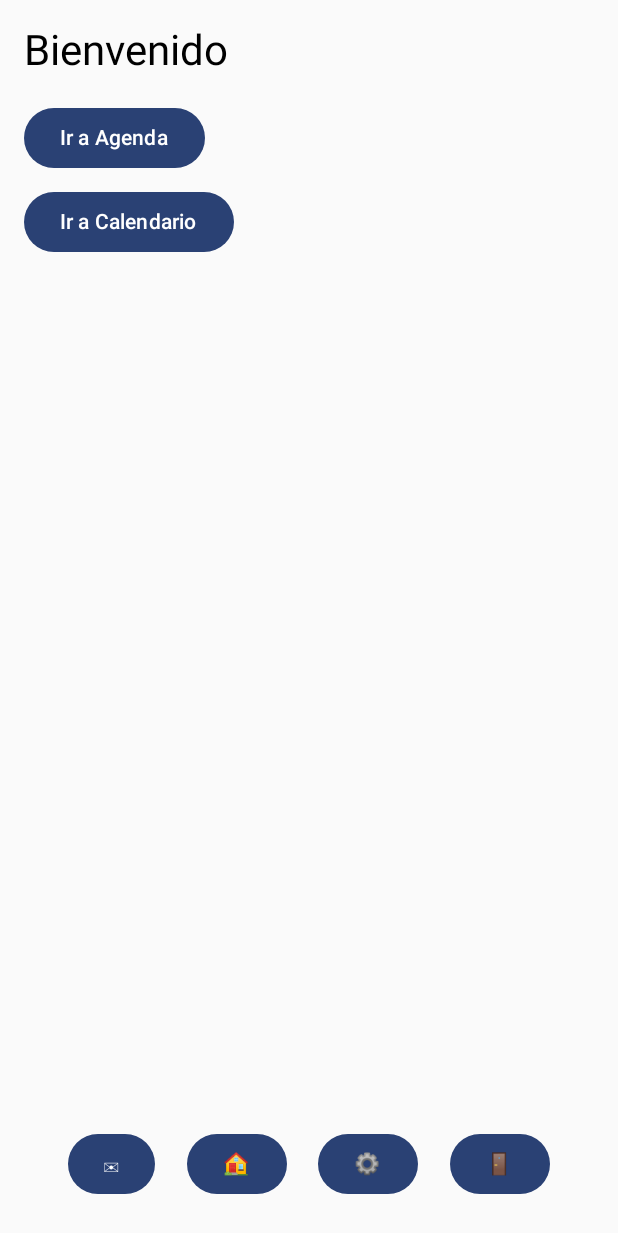
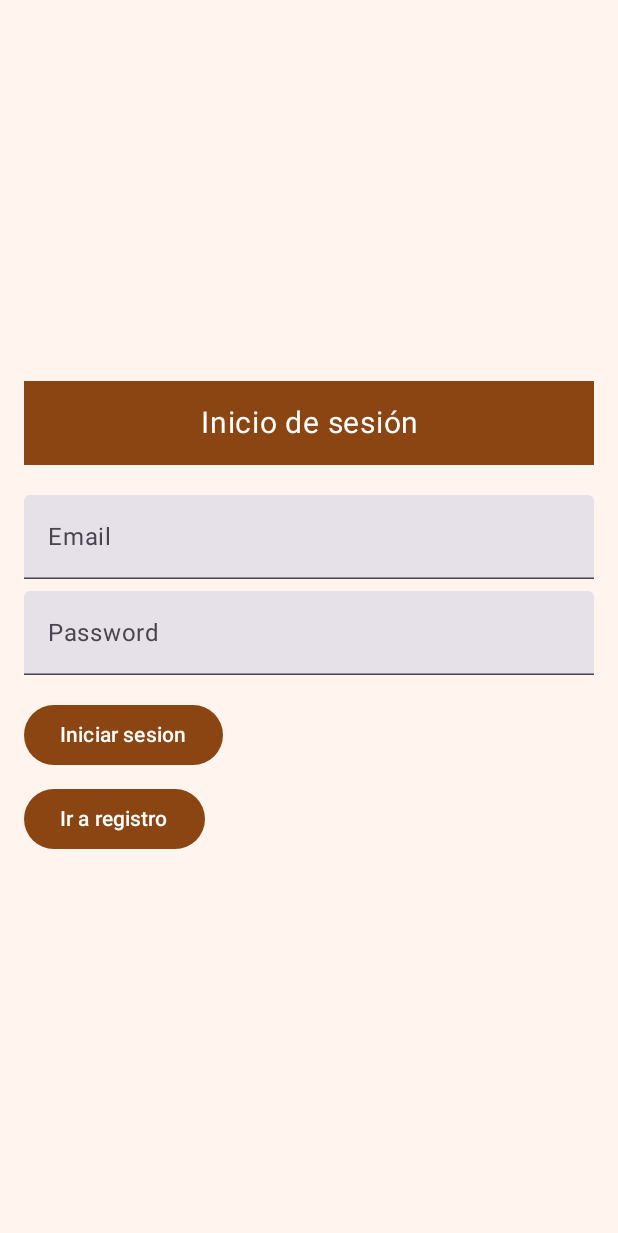
Before and after one commit to displayboi/CRM_Android, an Android app built with Jetpack Compose: the screen it shows after launch (MainActivity), on a phone screen of 412 x 824 dp. Shown: the top 1233 px of the screen. Run offline under Robolectric (Android 15) with nearby library versions, the phone set to English and light mode, and no system bars; our stand-ins replace Firebase (no records; nobody signed in at launch, a user with empty details on screens opened directly).

```diff
--- a/app/src/main/java/com/example/crm_bueno2/navigation/NavGraph.kt
+++ b/app/src/main/java/com/example/crm_bueno2/navigation/NavGraph.kt
@@ -16,7 +16,7 @@ import com.example.crm_bueno2.screens.SettingsPage
 fun NavGraph(onThemeChange: () -> Unit) {
     val navController = rememberNavController()
 
-    NavHost(navController = navController, startDestination = "home") {
+    NavHost(navController = navController, startDestination = "login") {
         composable("home") { HomePage(navController) }
         composable("agenda") { AgendaPage(navController) }
         composable("calendar") { CalendarPage(navController) }
--- a/app/src/main/java/com/example/crm_bueno2/screens/LoginPage.kt
+++ b/app/src/main/java/com/example/crm_bueno2/screens/LoginPage.kt
@@ -1,11 +1,14 @@
 package com.example.crm_bueno2.screens
 
+import androidx.compose.foundation.background
 import androidx.compose.foundation.layout.*
 import androidx.compose.material3.*
 import androidx.compose.runtime.*
 import androidx.compose.ui.Modifier
+import androidx.compose.ui.text.input.PasswordVisualTransformation
 import androidx.compose.ui.unit.dp
 import androidx.navigation.NavController
+import com.example.crm_bueno2.components.Header
 import com.google.firebase.auth.FirebaseAuth
 
 @Composable
@@ -16,9 +19,17 @@ fun LoginPage(navController: NavController) {
     var errorMessage by remember { mutableStateOf<String?>(null) }
 
     Column(
-        modifier = Modifier.fillMaxSize().padding(16.dp),
+
+        modifier = Modifier.fillMaxSize().background(MaterialTheme.colorScheme.background),
         verticalArrangement = Arrangement.Center
     ) {
+        Column(
+
+            modifier = Modifier.fillMaxSize().padding(16.dp),
+            verticalArrangement = Arrangement.Center
+        ) {
+        Header("Inicio de sesión")
+        Spacer(modifier = Modifier.height(20.dp))
         TextField(
             value = email,
             onValueChange = { email = it },
@@ -30,10 +41,22 @@ fun LoginPage(navController: NavController) {
             value = password,
             onValueChange = { password = it },
             label = { Text("Password") },
-            modifier = Modifier.fillMaxWidth()
+            modifier = Modifier.fillMaxWidth(),
+            visualTransformation = PasswordVisualTransformation()
         )
         Spacer(modifier = Modifier.height(16.dp))
         Button(onClick = {
+            if (email.isBlank()) {
+
+                errorMessage = "El correo no puede estar vacío"
+
+
+            } else if (password.isBlank()) {
+
+                errorMessage =  "La contraseña no puede estar vacía"
+
+
+            } else {
             auth.signInWithEmailAndPassword(email, password)
                 .addOnCompleteListener { task ->
                     if (task.isSuccessful) {
@@ -41,7 +64,7 @@ fun LoginPage(navController: NavController) {
                     } else {
                         errorMessage = task.exception?.message
                     }
-                }
+                }}
         }) {
             Text("Iniciar sesion")
         }
@@ -51,4 +74,4 @@ fun LoginPage(navController: NavController) {
         }
         errorMessage?.let { Text(it, color = MaterialTheme.colorScheme.error) }
     }
-}
+}}
--- a/app/src/main/java/com/example/crm_bueno2/ui/theme/Color.kt
+++ b/app/src/main/java/com/example/crm_bueno2/ui/theme/Color.kt
@@ -2,18 +2,20 @@ package com.example.crm_bueno2.ui.theme
 
 import androidx.compose.ui.graphics.Color
 
-val Purple80 = Color(0xFFD0BCFF)
-val PurpleGrey80 = Color(0xFFCCC2DC)
-val Pink80 = Color(0xFFEFB8C8)
+// Tonos marrones para modo claro
+val LightPrimary = Color(0xFF8B4513)  // Marrón primario
+val LightSecondary = Color(0xFFD2B48C) // Marrón claro (arena)
+val LightTertiary = Color(0xFFF5DEB3)  // Trigo
+val LightBackground = Color(0xFFFFF5EE) // Fondo claro (marfil)
+val LightSurface = Color(0xFFFFE4C4)    // Beige claro
+val LightOnPrimary = Color.White        // Texto sobre marrón oscuro
+val LightOnBackground = Color.Black     // Texto sobre fondo claro
 
-val Purple40 = Color(0xFF6650a4)
-val PurpleGrey40 = Color(0xFF625b71)
-val Pink40 = Color(0xFF7D5260)
-
-// Colores para modo claro
-val LightBackground = Color(0xFFFFFFFF)
-val LightPrimary = Color(0xFF6200EE)
-
-// Colores para modo oscuro
-val DarkBackground = Color(0xFF121212)
-val DarkPrimary = Color(0xFFBB86FC)
+// Tonos marrones para modo oscuro
+val DarkPrimary = Color(0xFF5C4033)    // Marrón oscuro
+val DarkSecondary = Color(0xFF8B7765)  // Marrón grisáceo
+val DarkTertiary = Color(0xFF4E342E)   // Marrón chocolate oscuro
+val DarkBackground = Color(0xFF2C2C2C) // Fondo oscuro
+val DarkSurface = Color(0xFF3E2723)    // Marrón más oscuro
+val DarkOnPrimary = Color.White        // Texto sobre marrón oscuro
+val DarkOnBackground = Color(0xFFDCDCDC) // Texto sobre fondo oscuro
--- a/app/src/main/java/com/example/crm_bueno2/ui/theme/Theme.kt
+++ b/app/src/main/java/com/example/crm_bueno2/ui/theme/Theme.kt
@@ -1,61 +1,43 @@
 package com.example.crm_bueno2.ui.theme
 
-import android.app.Activity
 import android.os.Build
 import androidx.compose.foundation.isSystemInDarkTheme
 import androidx.compose.material3.MaterialTheme
 import androidx.compose.material3.darkColorScheme
-import androidx.compose.material3.dynamicDarkColorScheme
-import androidx.compose.material3.dynamicLightColorScheme
 import androidx.compose.material3.lightColorScheme
 import androidx.compose.runtime.Composable
 import androidx.compose.ui.graphics.Color
 import androidx.compose.ui.platform.LocalContext
 
 private val DarkColorScheme = darkColorScheme(
-    primary = Purple80,
-    secondary = PurpleGrey80,
-    tertiary = Pink80,
-    background = Color(0xFF121212), // Fondo oscuro
-    surface = Color(0xFF1E1E1E)    // Superficie oscura
+    primary = DarkPrimary,
+    secondary = DarkSecondary,
+    tertiary = DarkTertiary,
+    background = DarkBackground,
+    surface = DarkSurface,
+    onPrimary = DarkOnPrimary,
+    onBackground = DarkOnBackground,
+    onSurface = DarkOnBackground
 )
 
 private val LightColorScheme = lightColorScheme(
-    primary = Purple40,
-    secondary = PurpleGrey40,
-    tertiary = Pink40,
-    background = Color(0xFFFFFBFE), // Fondo claro
-    surface = Color(0xFFFFFFFF)    // Superficie clara
-
-
-
-    /* Other default colors to override
-    background = Color(0xFFFFFBFE),
-    surface = Color(0xFFFFFBFE),
-    onPrimary = Color.White,
-    onSecondary = Color.White,
-    onTertiary = Color.White,
-    onBackground = Color(0xFF1C1B1F),
-    onSurface = Color(0xFF1C1B1F),
-    */
+    primary = LightPrimary,
+    secondary = LightSecondary,
+    tertiary = LightTertiary,
+    background = LightBackground,
+    surface = LightSurface,
+    onPrimary = LightOnPrimary,
+    onBackground = LightOnBackground,
+    onSurface = LightOnBackground
 )
 
 @Composable
 fun CRM_bueno2Theme(
     darkTheme: Boolean = isSystemInDarkTheme(),
-    // Dynamic color is available on Android 12+
-    dynamicColor: Boolean = true,
+    dynamicColor: Boolean = false, // Desactivamos colores dinámicos para asegurar el uso de nuestra paleta
     content: @Composable () -> Unit
 ) {
-    val colorScheme = when {
-        dynamicColor && Build.VERSION.SDK_INT >= Build.VERSION_CODES.S -> {
-            val context = LocalContext.current
-            if (darkTheme) dynamicDarkColorScheme(context) else dynamicLightColorScheme(context)
-        }
-
-        darkTheme -> DarkColorScheme
-        else -> LightColorScheme
-    }
+    val colorScheme = if (darkTheme) DarkColorScheme else LightColorScheme
 
     MaterialTheme(
         colorScheme = colorScheme,
```
Also changed, not shown: app/src/main/java/com/example/crm_bueno2/screens/AgendaPage.kt (+9 -3 lines), app/src/main/java/com/example/crm_bueno2/screens/HomePage.kt (+22 -1 lines), app/src/main/java/com/example/crm_bueno2/screens/RegisterPage.kt (+26 -4 lines), app/src/main/java/com/example/crm_bueno2/screens/SettingsPage.kt (+19 -4 lines).
